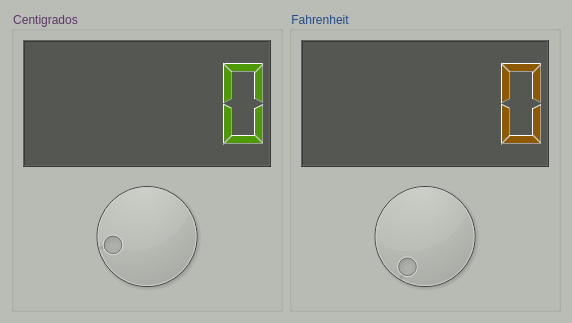
Old version of the form conversor.ui in the repository DaniMena04/P60-Conversor_Temperatura.
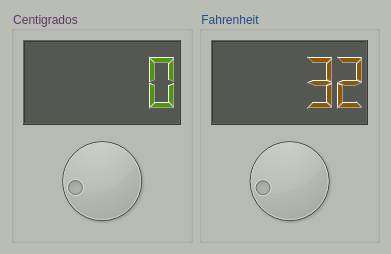
New version of the form.

Commit message: Finalizada Conversion 2 Unidades

```diff
--- a/conversor.ui
+++ b/conversor.ui
@@ -6,8 +6,8 @@
    <rect>
     <x>0</x>
     <y>0</y>
-    <width>572</width>
-    <height>323</height>
+    <width>391</width>
+    <height>254</height>
    </rect>
   </property>
   <property name="windowTitle">
@@ -65,6 +65,9 @@
          <string notr="true">background-color: rgb(85, 87, 83);
 color: rgb(143, 89, 2);</string>
         </property>
+        <property name="intValue" stdset="0">
+         <number>32</number>
+        </property>
        </widget>
       </item>
       <item>
@@ -75,6 +78,9 @@
         <property name="maximum">
          <number>210</number>
         </property>
+        <property name="value">
+         <number>32</number>
+        </property>
        </widget>
       </item>
      </layout>
```
The commit also changes 2 other files.
